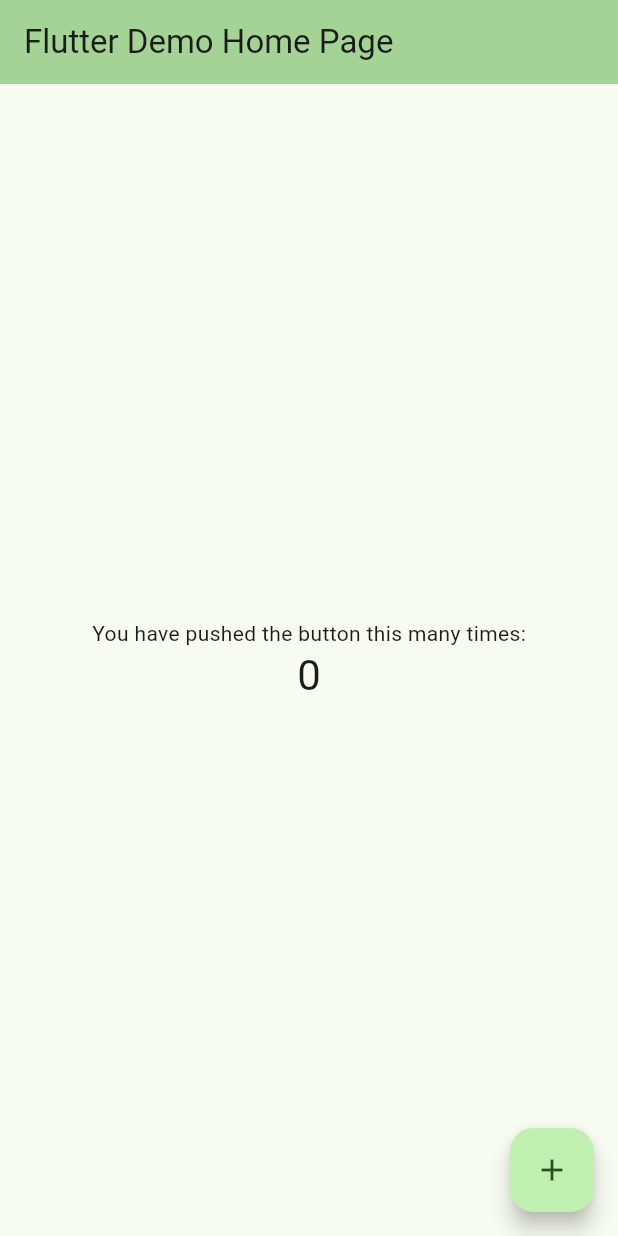
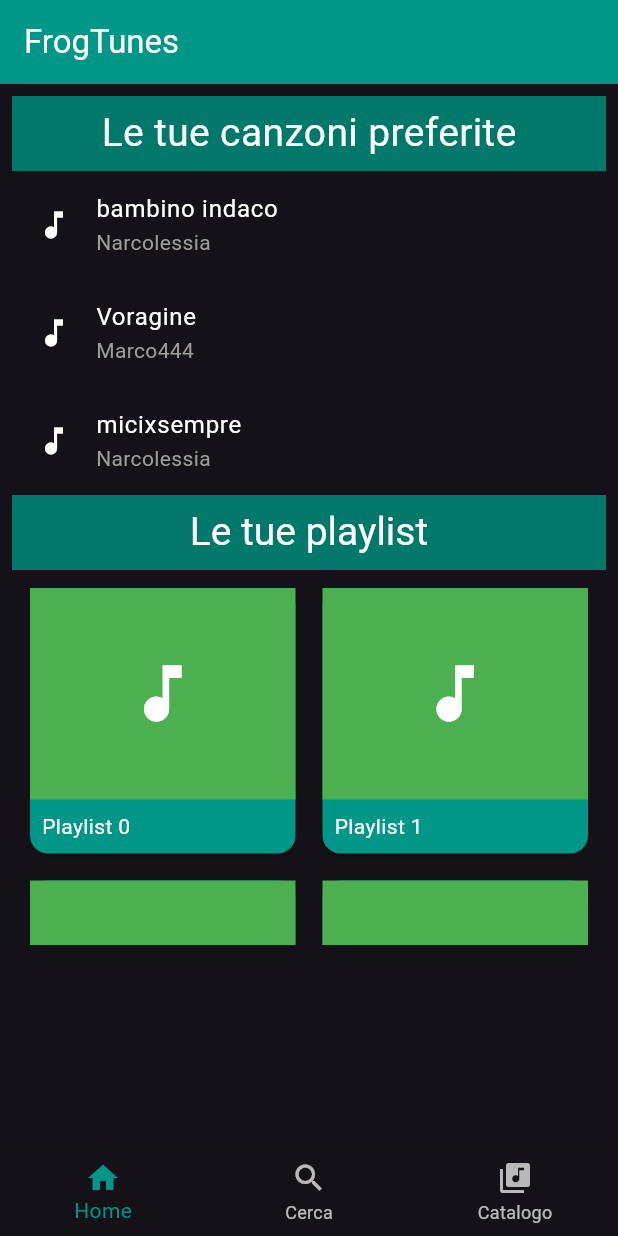
Before and after one commit to agiovanelli/FrogTunes, a Flutter app: the screen it shows after launch, on a phone screen of 412 x 824 dp. Run offline on Flutter 3.47's test engine with Material 3 defaults, Android fonts, the phone set to English and light mode, and no system bars.

Commit message:
ultimi sviluppi flutter

```diff
--- /dev/null
+++ b/code/frogtunes/lib/catalogo.dart
@@ -0,0 +1,10 @@
+import 'package:flutter/material.dart';
+
+class LibraryView extends StatelessWidget {
+  @override
+  Widget build(BuildContext context) {
+    return Center(
+      child: Text('Catalogo'),
+    );
+  }
+}
--- /dev/null
+++ b/code/frogtunes/lib/home.dart
@@ -0,0 +1,43 @@
+import 'package:flutter/material.dart';
+import 'playlist.dart';
+
+class HomeView extends StatelessWidget {
+  @override
+  Widget build(BuildContext context) {
+    return Scaffold(
+      appBar: AppBar(
+        backgroundColor: Colors.teal,
+        title: Text('FrogTunes', style: TextStyle(color: Colors.white)),
+      ),
+      body: ListView(
+        padding: const EdgeInsets.all(8.0),
+        children: <Widget>[
+          Container(
+            height: 50,
+            color: Colors.teal[700],
+            child: const Center(child: Text('Le tue canzoni preferite', style: TextStyle(fontSize: 26, color: Colors.white))),
+          ),
+          const ListTile(
+            leading: Icon(Icons.music_note, color: Colors.white),
+            title: Text('bambino indaco', style: TextStyle(color: Colors.white)),
+            subtitle: Text('Narcolessia', style: TextStyle(color: Colors.grey)),
+          ),
+          const ListTile(
+            leading: Icon(Icons.music_note, color: Colors.white),
+            title: Text('Voragine', style: TextStyle(color: Colors.white)),
+            subtitle: Text('Marco444', style: TextStyle(color: Colors.grey)),
+          ),
+          const ListTile(
+            leading: Icon(Icons.music_note, color: Colors.white),
+            title: Text('micixsempre', style: TextStyle(color: Colors.white)),
+            subtitle: Text('Narcolessia', style: TextStyle(color: Colors.grey)),
+          ),
+          Container(
+            height: 300,
+            child: PlaylistView(),
+          ),
+        ],
+      ),
+    );
+  }
+}
--- a/code/frogtunes/lib/main.dart
+++ b/code/frogtunes/lib/main.dart
@@ -1,125 +1,20 @@
 import 'package:flutter/material.dart';
+import 'screen.dart';
 
 void main() {
-  runApp(const MyApp());
+  runApp(MyApp());
 }
 
 class MyApp extends StatelessWidget {
-  const MyApp({super.key});
-
-  // This widget is the root of your application.
   @override
   Widget build(BuildContext context) {
     return MaterialApp(
-      title: 'FrogTunes',
+      title: 'Spotify Clone',
       theme: ThemeData(
-        // This is the theme of your application.
-        //
-        // TRY THIS: Try running your application with "flutter run". You'll see
-        // the application has a purple toolbar. Then, without quitting the app,
-        // try changing the seedColor in the colorScheme below to Colors.green
-        // and then invoke "hot reload" (save your changes or press the "hot
-        // reload" button in a Flutter-supported IDE, or press "r" if you used
-        // the command line to start the app).
-        //
-        // Notice that the counter didn't reset back to zero; the application
-        // state is not lost during the reload. To reset the state, use hot
-        // restart instead.
-        //
-        // This works for code too, not just values: Most code changes can be
-        // tested with just a hot reload.
-        colorScheme: ColorScheme.fromSeed(seedColor: const Color.fromARGB(255, 73, 183, 58)),
-        useMaterial3: true,
+        primarySwatch: Colors.green,
+        brightness: Brightness.dark,
       ),
-      home: const MyHomePage(title: 'Flutter Demo Home Page'),
+      home: HomeScreen(),
     );
   }
 }
-
-class MyHomePage extends StatefulWidget {
-  const MyHomePage({super.key, required this.title});
-
-  // This widget is the home page of your application. It is stateful, meaning
-  // that it has a State object (defined below) that contains fields that affect
-  // how it looks.
-
-  // This class is the configuration for the state. It holds the values (in this
-  // case the title) provided by the parent (in this case the App widget) and
-  // used by the build method of the State. Fields in a Widget subclass are
-  // always marked "final".
-
-  final String title;
-
-  @override
-  State<MyHomePage> createState() => _MyHomePageState();
-}
-
-class _MyHomePageState extends State<MyHomePage> {
-  int _counter = 0;
-
-  void _incrementCounter() {
-    setState(() {
-      // This call to setState tells the Flutter framework that something has
-      // changed in this State, which causes it to rerun the build method below
-      // so that the display can reflect the updated values. If we changed
-      // _counter without calling setState(), then the build method would not be
-      // called again, and so nothing would appear to happen.
-      _counter++;
-    });
-  }
-
-  @override
-  Widget build(BuildContext context) {
-    // This method is rerun every time setState is called, for instance as done
-    // by the _incrementCounter method above.
-    //
-    // The Flutter framework has been optimized to make rerunning build methods
-    // fast, so that you can just rebuild anything that needs updating rather
-    // than having to individually change instances of widgets.
-    return Scaffold(
-      appBar: AppBar(
-        // TRY THIS: Try changing the color here to a specific color (to
-        // Colors.amber, perhaps?) and trigger a hot reload to see the AppBar
-        // change color while the other colors stay the same.
-        backgroundColor: Theme.of(context).colorScheme.inversePrimary,
-        // Here we take the value from the MyHomePage object that was created by
-        // the App.build method, and use it to set our appbar title.
-        title: Text(widget.title),
-      ),
-      body: Center(
-        // Center is a layout widget. It takes a single child and positions it
-        // in the middle of the parent.
-        child: Column(
-          // Column is also a layout widget. It takes a list of children and
-          // arranges them vertically. By default, it sizes itself to fit its
-          // children horizontally, and tries to be as tall as its parent.
-          //
-          // Column has various properties to control how it sizes itself and
-          // how it positions its children. Here we use mainAxisAlignment to
-          // center the children vertically; the main axis here is the vertical
-          // axis because Columns are vertical (the cross axis would be
-          // horizontal).
-          //
-          // TRY THIS: Invoke "debug painting" (choose the "Toggle Debug Paint"
-          // action in the IDE, or press "p" in the console), to see the
-          // wireframe for each widget.
-          mainAxisAlignment: MainAxisAlignment.center,
-          children: <Widget>[
-            const Text(
-              'You have pushed the button this many times:',
-            ),
-            Text(
-              '$_counter',
-              style: Theme.of(context).textTheme.headlineMedium,
-            ),
-          ],
-        ),
-      ),
-      floatingActionButton: FloatingActionButton(
-        onPressed: _incrementCounter,
-        tooltip: 'Increment',
-        child: const Icon(Icons.add),
-      ), // This trailing comma makes auto-formatting nicer for build methods.
-    );
-  }
-}
--- /dev/null
+++ b/code/frogtunes/lib/playlist.dart
@@ -0,0 +1,92 @@
+import 'package:flutter/material.dart';
+
+class PlaylistView extends StatelessWidget {
+  final List<String> playlists = List.generate(5, (index) => 'Playlist $index');
+
+  @override
+  Widget build(BuildContext context) {
+    return Scaffold(
+      appBar: AppBar(
+        toolbarHeight: 50,
+        backgroundColor: Colors.teal[700],
+        title: Center(child:Text('Le tue playlist', style: TextStyle(fontSize: 26, color: Colors.white))),
+      ),
+      body: GridView.builder(
+        padding: const EdgeInsets.all(8.0),
+        gridDelegate: const SliverGridDelegateWithFixedCrossAxisCount(
+          crossAxisCount: 2, // Numero di colonne
+          crossAxisSpacing: 10.0,
+          mainAxisSpacing: 10.0,
+          childAspectRatio: 1.0, // Rapporto di aspetto 1:1 per creare cubi
+        ),
+        itemCount: playlists.length,
+        itemBuilder: (context, index) {
+          return GestureDetector(
+            onTap: () {
+               Navigator.push(
+                context,
+                MaterialPageRoute(
+                  builder: (context) => PlaylistDetailsView(playlistName: playlists[index]),
+                ),
+              );
+            },
+            child: Card(
+              color: Colors.teal,
+              child: Column(
+                crossAxisAlignment: CrossAxisAlignment.start,
+                children: <Widget>[
+                  Expanded(
+                    child: Container(
+                      color: Colors.green,
+                      child: const Center(
+                        child: Icon(
+                          Icons.music_note,
+                          color: Colors.white,
+                          size: 50.0,
+                        ),
+                      ),
+                    ),
+                  ),
+                  Padding(
+                    padding: const EdgeInsets.all(8.0),
+                    child: Text(
+                      playlists[index],
+                      style: TextStyle(color: Colors.white),
+                    ),
+                  ),
+                ],
+              ),
+            ),
+          );
+        },
+      ),
+    );
+  }
+}
+
+class PlaylistDetailsView extends StatelessWidget {
+  final String playlistName;
+
+  PlaylistDetailsView({required this.playlistName});
+
+  @override
+  Widget build(BuildContext context) {
+    final List<String> songs = List.generate(5, (index) => 'Song $index'); // Lista di brani
+
+    return Scaffold(
+      appBar: AppBar(
+        backgroundColor: Colors.teal,
+        title: Text(playlistName),
+      ),
+      body: ListView.builder(
+        itemCount: songs.length,
+        itemBuilder: (context, index) {
+          return ListTile(
+            leading: Icon(Icons.music_note, color: Colors.white),
+            title: Text(songs[index], style: TextStyle(color: Colors.white)),
+          );
+        },
+      ),
+    );
+  }
+}
--- /dev/null
+++ b/code/frogtunes/lib/screen.dart
@@ -0,0 +1,51 @@
+import 'package:flutter/material.dart';
+import 'home.dart';
+import 'search.dart';
+import 'catalogo.dart';
+
+class HomeScreen extends StatefulWidget {
+  @override
+  _HomeScreenState createState() => _HomeScreenState();
+}
+
+class _HomeScreenState extends State<HomeScreen> {
+  int _selectedIndex = 0;
+
+  static List<Widget> _widgetOptions = <Widget>[
+    HomeView(),
+    SearchView(),
+    LibraryView(),
+  ];
+
+  void _onItemTapped(int index) {
+    setState(() {
+      _selectedIndex = index;
+    });
+  }
+
+  @override
+  Widget build(BuildContext context) {
+    return Scaffold(
+      body: _widgetOptions.elementAt(_selectedIndex),
+      bottomNavigationBar: BottomNavigationBar(
+        items: const <BottomNavigationBarItem>[
+          BottomNavigationBarItem(
+            icon: Icon(Icons.home),
+            label: 'Home',
+          ),
+          BottomNavigationBarItem(
+            icon: Icon(Icons.search),
+            label: 'Cerca',
+          ),
+          BottomNavigationBarItem(
+            icon: Icon(Icons.library_music),
+            label: 'Catalogo',
+          ),
+        ],
+        currentIndex: _selectedIndex,
+        selectedItemColor: Colors.teal,
+        onTap: _onItemTapped,
+      ),
+    );
+  }
+}
--- a/code/frogtunes/pubspec.yaml
+++ b/code/frogtunes/pubspec.yaml
@@ -1,5 +1,5 @@
 name: frogtunes
-description: "FrogTunes, Spotify ma con le rane"
+description: "A new Flutter project."
 # The following line prevents the package from being accidentally published to
 # pub.dev using `flutter pub publish`. This is preferred for private packages.
 publish_to: 'none' # Remove this line if you wish to publish to pub.dev
```
Also changed, not shown: code/frogtunes/lib/search.dart (added, +55 -0 lines), 1 other file.
